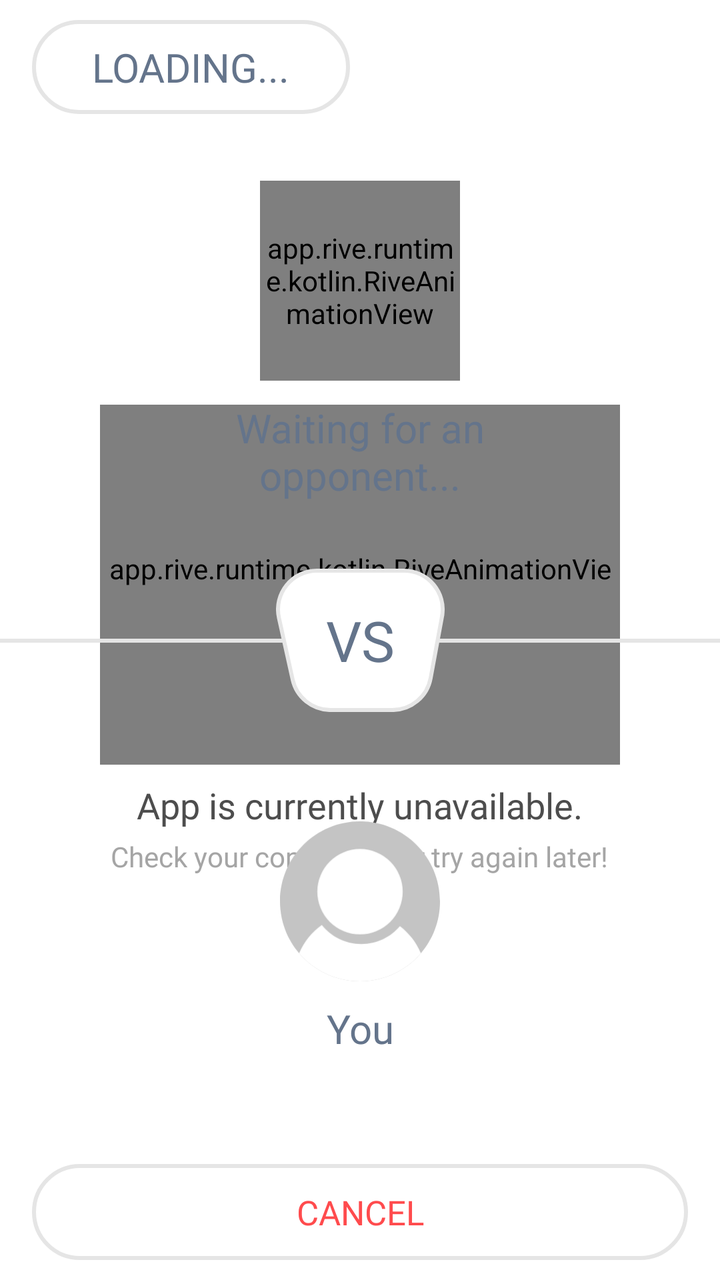
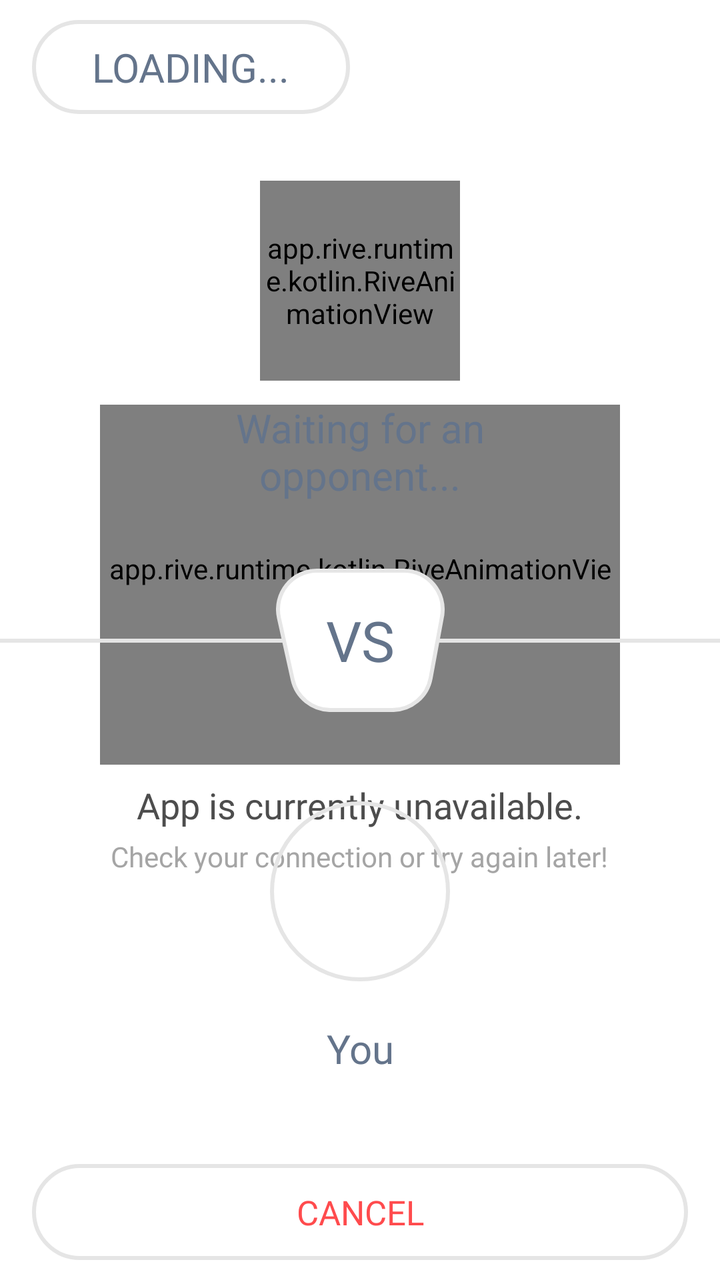

An Android layout rendered at two revisions. The XML below is the earlier revision; the diff shows what the commit changed to produce the second picture.
<!-- AndroidManifest.xml: application theme Theme.Tetragon -->
<!-- res/layout/activity_private_waiting_room_math_storm.xml -->
<?xml version="1.0" encoding="utf-8"?>
<androidx.constraintlayout.widget.ConstraintLayout xmlns:android="http://schemas.android.com/apk/res/android"
    xmlns:app="http://schemas.android.com/apk/res-auto"
    xmlns:tools="http://schemas.android.com/tools"
    android:id="@+id/main"
    android:layout_width="match_parent"
    android:layout_height="match_parent"
    android:background="@color/white"
    tools:context=".ui.uiMathStormPrivate.PrivateWaitingRoomMathStorm">

    
    <LinearLayout
        android:id="@+id/internetConnection"
        android:layout_width="0dp"
        android:layout_height="wrap_content"
        android:background="@color/gray_3"
        android:gravity="center"
        android:orientation="horizontal"
        android:padding="10dp"
        android:visibility="gone"
        app:layout_constraintEnd_toEndOf="parent"
        app:layout_constraintStart_toStartOf="parent"
        app:layout_constraintTop_toTopOf="parent">

        <ImageView
            android:layout_width="20dp"
            android:layout_height="20dp"
            android:layout_marginEnd="10dp"
            android:src="@drawable/internet_lost" />

        <TextView
            android:layout_width="wrap_content"
            android:layout_height="wrap_content"
            android:fontFamily="@font/inter_semibold"
            android:text="YOU ARE OFFLINE"
            android:textColor="@color/black_3"
            android:textSize="14sp" />
    </LinearLayout>

    <LinearLayout
        android:id="@+id/offlineContainer"
        android:layout_width="0dp"
        android:layout_height="0dp"
        android:gravity="center"
        android:orientation="vertical"
        android:padding="16dp"
        app:layout_constraintBottom_toBottomOf="parent"
        app:layout_constraintEnd_toEndOf="parent"
        app:layout_constraintStart_toStartOf="parent"
        app:layout_constraintTop_toBottomOf="@id/internetConnection">

        <app.rive.runtime.kotlin.RiveAnimationView
            android:id="@+id/internet_mr_square"
            android:layout_width="260dp"
            android:layout_height="180dp"
            app:riveAutoPlay="true"
            app:riveResource="@raw/no_internet_mr_square"
            app:riveStateMachine="State Machine 1" />

        <TextView
            android:id="@+id/offlineTitle"
            android:layout_width="wrap_content"
            android:layout_height="wrap_content"
            android:layout_marginTop="8dp"
            android:fontFamily="@font/inter_semibold"
            android:text="App is currently unavailable."
            android:textColor="@color/black_3"
            android:textSize="18sp" />

        <TextView
            android:id="@+id/offlineSubtitle"
            android:layout_width="wrap_content"
            android:layout_height="wrap_content"
            android:layout_marginTop="4dp"
            android:fontFamily="@font/inter_medium"
            android:gravity="center"
            android:text="Check your connection or try again later!"
            android:textAlignment="center"
            android:textColor="@color/gray_1"
            android:textSize="14sp" />

    </LinearLayout>


    
    <androidx.constraintlayout.widget.ConstraintLayout
        android:id="@+id/mainContent"
        android:layout_width="0dp"
        android:layout_height="0dp"
        app:layout_constraintBottom_toBottomOf="parent"
        app:layout_constraintEnd_toEndOf="parent"
        app:layout_constraintStart_toStartOf="parent"
        app:layout_constraintTop_toBottomOf="@id/internetConnection">

        <androidx.constraintlayout.widget.ConstraintLayout
            android:layout_width="match_parent"
            android:layout_height="match_parent"
            android:fitsSystemWindows="true">

            
            <LinearLayout
                android:id="@+id/timerMistakeBar"
                android:layout_width="wrap_content"
                android:layout_height="wrap_content"
                android:layout_marginStart="16dp"
                android:layout_marginTop="10dp"
                android:background="@drawable/top_bar_background"
                android:clipChildren="false"
                android:clipToPadding="false"
                android:gravity="center_vertical"
                android:orientation="horizontal"
                android:padding="10dp"
                android:paddingStart="30dp"
                android:paddingEnd="30dp"
                app:layout_constraintStart_toStartOf="parent"
                app:layout_constraintTop_toTopOf="parent">

                <TextView
                    android:id="@+id/game_id_text"
                    android:layout_width="wrap_content"
                    android:layout_height="wrap_content"
                    android:fontFamily="@font/inter_semibold"
                    android:text="@string/loading"
                    android:textColor="#64748b"
                    android:textSize="20sp" />
            </LinearLayout>

            <LinearLayout
                android:id="@+id/linearLayout"
                android:layout_width="match_parent"
                android:layout_height="wrap_content"
                android:gravity="center"
                android:orientation="vertical"
                app:layout_constraintBottom_toTopOf="@+id/vs_line_container"
                app:layout_constraintTop_toBottomOf="@+id/timerMistakeBar">

                <app.rive.runtime.kotlin.RiveAnimationView
                    android:id="@+id/search_icon"
                    android:layout_width="100dp"
                    android:layout_height="100dp"
                    app:layout_constraintEnd_toEndOf="parent"
                    app:layout_constraintStart_toStartOf="parent"
                    app:layout_constraintTop_toTopOf="parent"
                    app:riveAutoPlay="true"
                    app:riveResource="@raw/search_animation"
                    app:riveStateMachine="State Machine 1" />

                <ImageView
                    android:id="@+id/playerIconImage"
                    android:layout_width="80dp"
                    android:layout_height="80dp"
                    android:visibility="gone"
                    android:src="@drawable/player_icon"
                    app:layout_constraintBottom_toBottomOf="parent"
                    app:layout_constraintEnd_toEndOf="parent"
                    app:layout_constraintStart_toStartOf="parent"
                    app:layout_constraintTop_toTopOf="parent" />

                
                <TextView
                    android:id="@+id/player_two_name"
                    android:layout_width="200dp"
                    android:layout_height="wrap_content"
                    android:layout_marginTop="10dp"
                    android:fontFamily="@font/inter_semibold"
                    android:gravity="center"
                    android:text="@string/waiting_for_an_opponent"
                    android:textColor="#64748b"
                    android:textSize="20sp"
                    app:layout_constraintBottom_toTopOf="@+id/vs_line_container"
                    app:layout_constraintEnd_toEndOf="parent"
                    app:layout_constraintStart_toStartOf="parent" />
            </LinearLayout>

            
            <androidx.constraintlayout.widget.ConstraintLayout
                android:id="@+id/vs_line_container"
                android:layout_width="0dp"
                android:layout_height="wrap_content"
                app:layout_constraintBottom_toBottomOf="parent"
                app:layout_constraintEnd_toEndOf="parent"
                app:layout_constraintStart_toStartOf="parent"
                app:layout_constraintTop_toTopOf="parent">

                
                <View
                    android:id="@+id/horizontal_line"
                    android:layout_width="0dp"
                    android:layout_height="2dp"
                    android:background="#e5e5e5"
                    app:layout_constraintBottom_toBottomOf="parent"
                    app:layout_constraintEnd_toEndOf="parent"
                    app:layout_constraintStart_toStartOf="parent"
                    app:layout_constraintTop_toTopOf="parent" />

                
                <TextView
                    android:id="@+id/line_text"
                    android:layout_width="wrap_content"
                    android:layout_height="wrap_content"
                    android:background="@drawable/background_vs_text"
                    android:fontFamily="@font/inter_semibold"
                    android:gravity="center"
                    android:paddingStart="16dp"
                    android:paddingTop="10dp"
                    android:paddingEnd="16dp"
                    android:paddingBottom="10dp"
                    android:text="VS"
                    android:textColor="#64748b"
                    android:textSize="28sp"
                    app:layout_constraintBottom_toBottomOf="parent"
                    app:layout_constraintEnd_toEndOf="parent"
                    app:layout_constraintStart_toStartOf="parent"
                    app:layout_constraintTop_toTopOf="parent" />
            </androidx.constraintlayout.widget.ConstraintLayout>

            
            <FrameLayout
                android:id="@+id/cancel_button"
                android:layout_width="0dp"
                android:layout_height="wrap_content"
                android:layout_marginStart="16dp"
                android:layout_marginEnd="16dp"
                android:layout_marginBottom="10dp"
                app:layout_constraintBottom_toBottomOf="parent"
                app:layout_constraintEnd_toEndOf="parent"
                app:layout_constraintStart_toStartOf="parent">

                
                <View
                    android:layout_width="match_parent"
                    android:layout_height="48dp"
                    android:background="@drawable/custom_button" />

                
                <TextView
                    android:layout_width="match_parent"
                    android:layout_height="48dp"
                    android:fontFamily="@font/inter_semibold"
                    android:gravity="center"
                    android:text="@string/cancel"
                    android:textColor="#ff4b4d"
                    android:textSize="17sp" />
            </FrameLayout>

            <LinearLayout
                android:layout_width="match_parent"
                android:layout_height="wrap_content"
                android:gravity="center"
                android:orientation="vertical"
                app:layout_constraintBottom_toTopOf="@+id/cancel_button"
                app:layout_constraintTop_toBottomOf="@+id/vs_line_container">

                <ImageView
                    android:layout_width="80dp"
                    android:layout_height="80dp"
                    android:src="@drawable/player_icon" />
                
                <TextView
                    android:id="@+id/player_one_name"
                    android:layout_width="200dp"
                    android:layout_height="wrap_content"
                    android:layout_marginTop="10dp"
                    android:fontFamily="@font/inter_semibold"
                    android:gravity="center"
                    android:text="@string/you"
                    android:textColor="#64748b"
                    android:textSize="20sp"
                    app:layout_constraintBottom_toTopOf="@+id/vs_line_container"
                    app:layout_constraintEnd_toEndOf="parent"
                    app:layout_constraintStart_toStartOf="parent" />
            </LinearLayout>

        </androidx.constraintlayout.widget.ConstraintLayout>

    </androidx.constraintlayout.widget.ConstraintLayout>

</androidx.constraintlayout.widget.ConstraintLayout>
<!-- resources referenced by this layout -->
<resources>
  <color name="black_3">#4d4d4d</color>
  <color name="gray_1">#A5A5A5</color>
  <color name="gray_3">#FAFAFA</color>
  <color name="white">#FFFFFFFF</color>
  <!-- drawable background_vs_text (drawable) -->
  <vector xmlns:android="http://schemas.android.com/apk/res/android"
      android:width="84.23dp"
      android:height="71.68dp"
      android:viewportWidth="84.23"
      android:viewportHeight="71.68">
    <path
        android:pathData="M82.91,23.92l-5.7,30.89c-1.69,9.2 -9.72,15.88 -19.08,15.88h-30.88c-9.09,0 -16.97,-6.32 -18.94,-15.2L1.47,24.6C-1.22,12.48 8,1 20.4,1h43.42c12.13,0 21.28,11 19.08,22.92Z"
        android:strokeWidth="2"
        android:fillColor="#fff"
        android:strokeColor="#e6e6e6"/>
  </vector>
  <!-- drawable custom_button (drawable) -->
  <?xml version="1.0" encoding="utf-8"?>
  <shape xmlns:android="http://schemas.android.com/apk/res/android"
      android:shape="rectangle">
      <solid android:color="#ffffff"/>
      <stroke android:color="#e5e5e5"
          android:width="2dp"/>
      <corners android:radius="100dp"/>
  </shape>
  <!-- drawable player_icon (drawable) -->
  <vector xmlns:android="http://schemas.android.com/apk/res/android"
      android:width="92.52dp"
      android:height="92.52dp"
      android:viewportWidth="92.52"
      android:viewportHeight="92.52">
    <path
        android:pathData="M92.52,46.25c0,11.46 -4.17,21.94 -11.08,30.03 -8.48,9.94 -21.09,16.23 -35.17,16.23s-26.7,-6.29 -35.18,-16.23C4.17,68.2 0,57.72 0,46.25 0,20.71 20.71,0 46.26,0s46.25,20.71 46.25,46.25Z"
        android:fillColor="#c4c4c4"/>
    <path
        android:pathData="M81.43,76.28c-8.48,9.94 -21.09,16.23 -35.17,16.23s-26.7,-6.29 -35.18,-16.23c2.76,-6.61 7.33,-12.28 13.09,-16.37 5.36,6.72 13.62,11.02 22.87,11.02s16.91,-4 22.28,-10.3c5.3,4.03 9.5,9.42 12.11,15.65Z"
        android:fillColor="#fff"/>
    <path
        android:pathData="M46.26,40.69m-24.67,0a24.67,24.67 0,1 1,49.34 0a24.67,24.67 0,1 1,-49.34 0"
        android:fillColor="#fff"/>
  </vector>
  <!-- drawable top_bar_background (drawable) -->
  <shape xmlns:android="http://schemas.android.com/apk/res/android" android:shape="rectangle">
      <solid android:color="#FFFFFF"/> 
      <stroke android:width="2dp" android:color="#E5E5E5"/> 
      <corners android:radius="100dp"/> 
  </shape>
  <string name="cancel">CANCEL</string>
  <string name="loading">LOADING...</string>
  <string name="waiting_for_an_opponent">Waiting for an opponent...</string>
  <string name="you">You</string>
  <style name="Theme.Tetragon" parent="Base.Theme.Tetragon" />
  <style name="Base.Theme.Tetragon" parent="Theme.Material3.DayNight.NoActionBar">
          <item name="android:statusBarColor">@color/white</item>
          <item name="android:navigationBarColor">@color/white</item>
          <item name="android:windowLightStatusBar">true</item>
  
          <item name="android:windowBackground">@color/white</item>
          <item name="android:colorBackground">@color/white</item>
  
          <item name="android:windowIsTranslucent">false</item>
      </style>
  <!-- unchanged entries left out for length: 1 -->
</resources>

<!-- the commit's change to res/layout/activity_private_waiting_room_math_storm.xml (unified diff, before → after) -->
@@ -145,16 +145,21 @@
                     app:riveResource="@raw/search_animation"
                     app:riveStateMachine="State Machine 1" />
 
-                <ImageView
-                    android:id="@+id/playerIconImage"
-                    android:layout_width="80dp"
-                    android:layout_height="80dp"
-                    android:visibility="gone"
-                    android:src="@drawable/player_icon"
-                    app:layout_constraintBottom_toBottomOf="parent"
-                    app:layout_constraintEnd_toEndOf="parent"
-                    app:layout_constraintStart_toStartOf="parent"
-                    app:layout_constraintTop_toTopOf="parent" />
+                <FrameLayout
+                    android:id="@+id/opponentAvatarContainer"
+                    android:layout_width="90dp"
+                    android:layout_height="90dp"
+                    android:layout_marginBottom="10dp"
+                    android:background="@drawable/avatar_circle_background"
+                    android:padding="5dp"
+                    android:visibility="gone">
+
+                    <ImageView
+                        android:id="@+id/playerIconImage"
+                        android:layout_width="match_parent"
+                        android:layout_height="match_parent"
+                        android:scaleType="fitCenter" />
+                </FrameLayout>
 
                 
                 <TextView
@@ -251,10 +256,19 @@
                 app:layout_constraintBottom_toTopOf="@+id/cancel_button"
                 app:layout_constraintTop_toBottomOf="@+id/vs_line_container">
 
-                <ImageView
-                    android:layout_width="80dp"
-                    android:layout_height="80dp"
-                    android:src="@drawable/player_icon" />
+                <FrameLayout
+                    android:layout_width="90dp"
+                    android:layout_height="90dp"
+                    android:layout_marginBottom="10dp"
+                    android:background="@drawable/avatar_circle_background"
+                    android:padding="5dp">
+
+                    <ImageView
+                        android:id="@+id/myPlayerIconImage"
+                        android:layout_width="match_parent"
+                        android:layout_height="match_parent"
+                        android:scaleType="fitCenter" />
+                </FrameLayout>
                 
                 <TextView
                     android:id="@+id/player_one_name"
<!-- resource entries referenced after the edit -->
@@ -4,6 +4,16 @@
   <color name="gray_1">#A5A5A5</color>
   <color name="gray_3">#FAFAFA</color>
   <color name="white">#FFFFFFFF</color>
+  <!-- drawable avatar_circle_background (drawable) -->
+  <?xml version="1.0" encoding="utf-8"?>
+  <shape xmlns:android="http://schemas.android.com/apk/res/android"
+      android:shape="oval">/>
+  
+      <stroke
+          android:width="2dp"
+          android:color="@color/gray_2" />
+  
+  </shape>
   <!-- drawable background_vs_text (drawable) -->
   <vector xmlns:android="http://schemas.android.com/apk/res/android"
       android:width="84.23dp"
@@ -25,22 +35,6 @@
           android:width="2dp"/>
       <corners android:radius="100dp"/>
   </shape>
-  <!-- drawable player_icon (drawable) -->
-  <vector xmlns:android="http://schemas.android.com/apk/res/android"
-      android:width="92.52dp"
-      android:height="92.52dp"
-      android:viewportWidth="92.52"
-      android:viewportHeight="92.52">
-    <path
-        android:pathData="M92.52,46.25c0,11.46 -4.17,21.94 -11.08,30.03 -8.48,9.94 -21.09,16.23 -35.17,16.23s-26.7,-6.29 -35.18,-16.23C4.17,68.2 0,57.72 0,46.25 0,20.71 20.71,0 46.26,0s46.25,20.71 46.25,46.25Z"
-        android:fillColor="#c4c4c4"/>
-    <path
-        android:pathData="M81.43,76.28c-8.48,9.94 -21.09,16.23 -35.17,16.23s-26.7,-6.29 -35.18,-16.23c2.76,-6.61 7.33,-12.28 13.09,-16.37 5.36,6.72 13.62,11.02 22.87,11.02s16.91,-4 22.28,-10.3c5.3,4.03 9.5,9.42 12.11,15.65Z"
-        android:fillColor="#fff"/>
-    <path
-        android:pathData="M46.26,40.69m-24.67,0a24.67,24.67 0,1 1,49.34 0a24.67,24.67 0,1 1,-49.34 0"
-        android:fillColor="#fff"/>
-  </vector>
   <!-- drawable top_bar_background (drawable) -->
   <shape xmlns:android="http://schemas.android.com/apk/res/android" android:shape="rectangle">
       <solid android:color="#FFFFFF"/> 
@@ -52,6 +46,7 @@
   <string name="waiting_for_an_opponent">Waiting for an opponent...</string>
   <string name="you">You</string>
   <style name="Theme.Tetragon" parent="Base.Theme.Tetragon" />
+  <color name="gray_2">#E5E5E5</color>
   <style name="Base.Theme.Tetragon" parent="Theme.Material3.DayNight.NoActionBar">
           <item name="android:statusBarColor">@color/white</item>
           <item name="android:navigationBarColor">@color/white</item>
